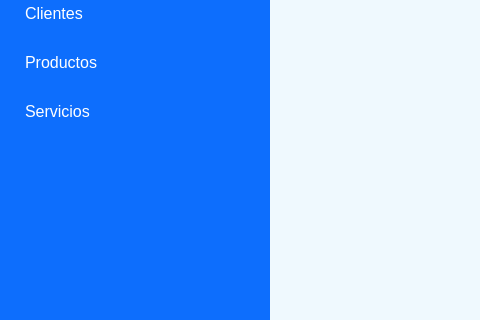
Old version of the form interface/Menu.ui in the repository Andonny1up/sisgomeriaPyside; both pictures show x 0 to 480 and y 138 to 458 of the 800 by 602 pixel window.
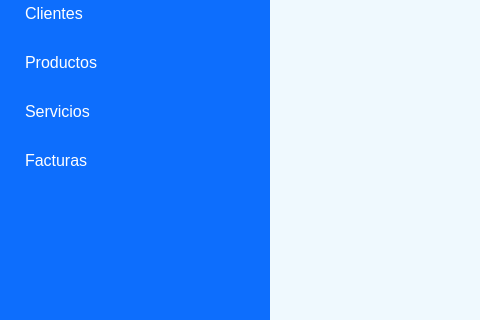
New version of the form. Icons and pictures are not drawn.

Diff of the .ui file:
```diff
--- a/interface/Menu.ui
+++ b/interface/Menu.ui
@@ -291,6 +291,18 @@
                </property>
               </widget>
              </item>
+             <item>
+              <widget class="QPushButton" name="btnFacturas">
+               <property name="font">
+                <font>
+                 <pointsize>12</pointsize>
+                </font>
+               </property>
+               <property name="text">
+                <string>Facturas</string>
+               </property>
+              </widget>
+             </item>
             </layout>
            </widget>
           </item>
```
